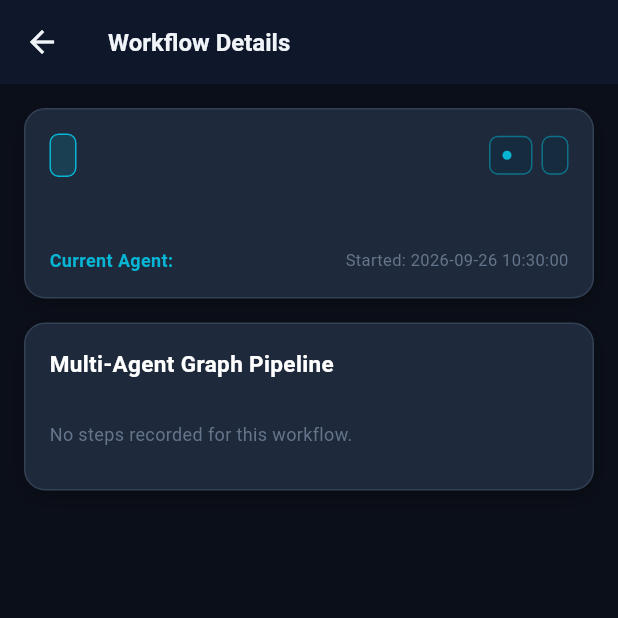
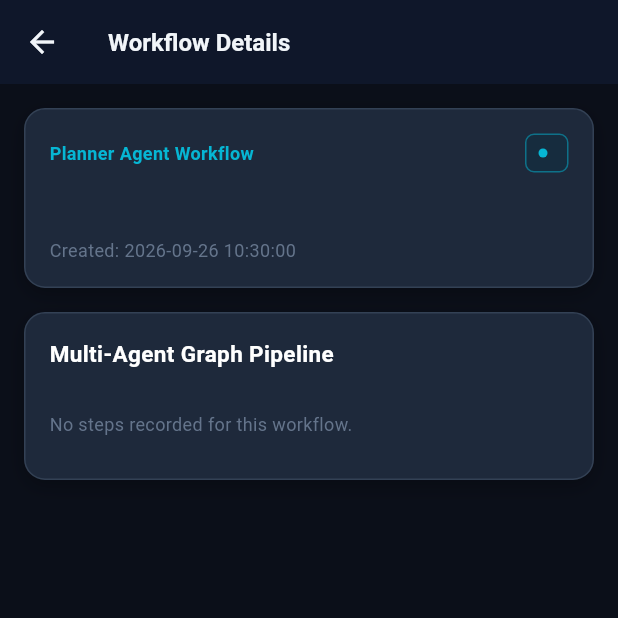
Before and after one commit to ChandranSukirthan/Automated-Manufacturing-Inventory-Coordinator, a Flutter app: the WorkflowDetailScreen screen opened directly with empty values, on a phone screen of 412 x 824 dp, the top half of it. Run offline on Flutter 3.47's test engine with Material 3 defaults, Android fonts, the phone set to English and light mode, and no system bars; our stand-ins replace shared_preferences; missing offline and left inert: mobile_scanner; accounts and stored records are empty; project files that could hold a hidden picture were left out.

```diff
--- a/mobile_flutter/lib/models/admin/workflow_model.dart
+++ b/mobile_flutter/lib/models/admin/workflow_model.dart
@@ -12,6 +12,8 @@ class WorkflowModel {
   final bool isWaitingForApproval;
   final DateTime createdAt;
   final DateTime updatedAt;
+
+  String? get result => finalOutcome;
 
   WorkflowModel({
     required this.id,
--- a/mobile_flutter/lib/screens/admin/subscreens/workflow_detail_screen.dart
+++ b/mobile_flutter/lib/screens/admin/subscreens/workflow_detail_screen.dart
@@ -33,9 +33,9 @@ class _WorkflowDetailScreenState extends State<WorkflowDetailScreen> {
     setState(() => _submitting = true);
     try {
       if (approve) {
-        await widget.service.approveWorkflow(_currentWorkflow.workflowId);
+        await widget.service.approveWorkflow(_currentWorkflow.id);
       } else {
-        await widget.service.rejectWorkflow(_currentWorkflow.workflowId);
+        await widget.service.rejectWorkflow(_currentWorkflow.id);
       }
 
       if (mounted) {
@@ -83,49 +83,22 @@ class _WorkflowDetailScreenState extends State<WorkflowDetailScreen> {
                 Row(
                   mainAxisAlignment: MainAxisAlignment.spaceBetween,
                   children: [
-                    Container(
-                      padding: const EdgeInsets.symmetric(horizontal: 8, vertical: 4),
-                      decoration: BoxDecoration(
-                        color: const Color(0xFF06B6D4).withValues(alpha: 0.15),
-                        borderRadius: BorderRadius.circular(6),
-                        border: Border.all(color: const Color(0xFF06B6D4)),
-                      ),
-                      child: Text(
-                        _currentWorkflow.workflowId,
-                        style: const TextStyle(
-                          color: Color(0xFF06B6D4),
-                          fontWeight: FontWeight.w800,
-                          fontSize: 13,
-                        ),
-                      ),
+                    const Text(
+                      'Planner Agent Workflow',
+                      style: TextStyle(color: Color(0xFF06B6D4), fontSize: 12, fontWeight: FontWeight.bold),
                     ),
-                    Row(
-                      children: [
-                        StatusChip(status: _currentWorkflow.status),
-                        const SizedBox(width: 6),
-                        StatusChip(status: _currentWorkflow.approvalStatus, showDot: false),
-                      ],
-                    ),
+                    StatusChip(status: _currentWorkflow.status),
                   ],
                 ),
-                const SizedBox(height: 12),
+                const SizedBox(height: 8),
                 Text(
                   _currentWorkflow.objective,
                   style: const TextStyle(color: Colors.white, fontSize: 16, fontWeight: FontWeight.w800),
                 ),
                 const SizedBox(height: 12),
-                Row(
-                  mainAxisAlignment: MainAxisAlignment.spaceBetween,
-                  children: [
-                    Text(
-                      'Current Agent: ${_currentWorkflow.currentAgent}',
-                      style: const TextStyle(color: Color(0xFF06B6D4), fontSize: 12, fontWeight: FontWeight.w600),
-                    ),
-                    Text(
-                      'Started: ${_currentWorkflow.createdAt.toLocal().toString().split('.')[0]}',
-                      style: const TextStyle(color: Color(0xFF64748B), fontSize: 11),
-                    ),
-                  ],
+                Text(
+                  'Created: ${_currentWorkflow.createdAt.toLocal().toString().split('.')[0]}',
+                  style: const TextStyle(color: Color(0xFF64748B), fontSize: 12),
                 ),
               ],
             ),
@@ -215,7 +188,7 @@ class _WorkflowDetailScreenState extends State<WorkflowDetailScreen> {
             ),
           ),
 
-          if (_currentWorkflow.finalOutcome != null && _currentWorkflow.finalOutcome!.isNotEmpty) ...[
+          if (_currentWorkflow.result != null && _currentWorkflow.result!.isNotEmpty) ...[
             const SizedBox(height: 16),
             AdminCard(
               child: Column(
@@ -239,7 +212,7 @@ class _WorkflowDetailScreenState extends State<WorkflowDetailScreen> {
                       border: Border.all(color: const Color(0xFF334155)),
                     ),
                     child: Text(
-                      _currentWorkflow.finalOutcome!,
+                      _currentWorkflow.result!,
                       style: const TextStyle(
                         color: Color(0xFFCBD5E1),
                         fontSize: 12,
```
